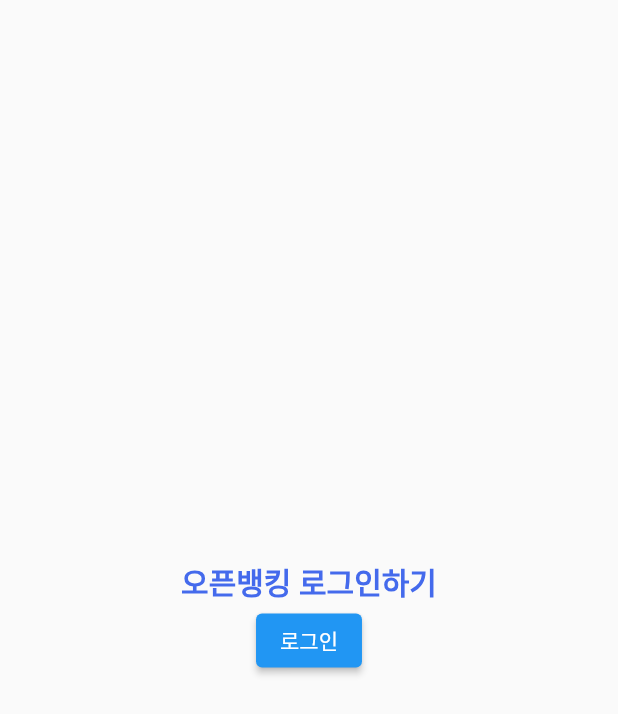
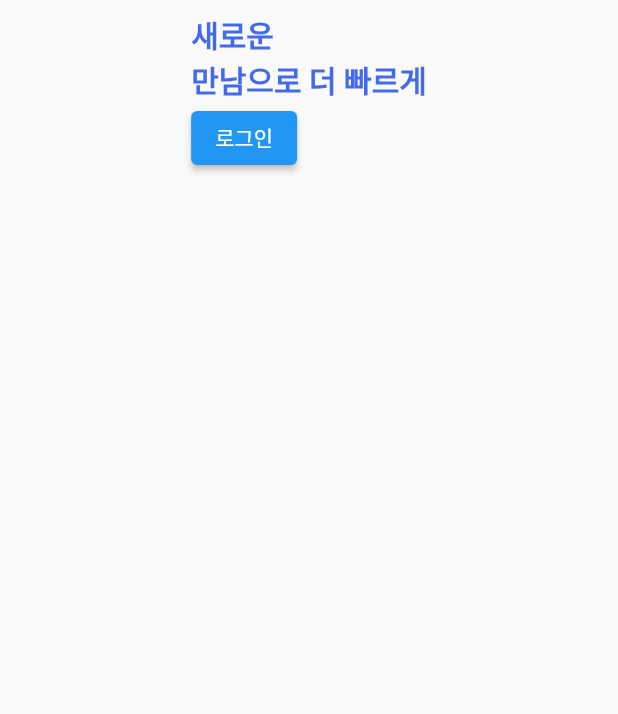
Before and after one commit to TAPTAP-TEAM/taptap, a Flutter app: the screen it shows after launch, on a phone screen of 412 x 824 dp. Shown: the top 714 px of the screen. Run offline on Flutter 3.47's test engine with Material 2 defaults, Android fonts, the phone set to English and light mode, and no system bars; our stand-ins replace flutter_secure_storage, get, webview_flutter; Roboto replaces fonts that are missing (Pretendard).

Commit message:
바꿨다 로그인 페이지 텍스트를

```diff
--- a/lib/app/modules/login/page.dart
+++ b/lib/app/modules/login/page.dart
@@ -17,11 +17,11 @@ class LoginPage extends StatelessWidget {
         padding: const EdgeInsets.all(8.0),
         child: Center(
           child: Column(
-            mainAxisAlignment: MainAxisAlignment.center,
-            crossAxisAlignment: CrossAxisAlignment.center,
+            mainAxisAlignment: MainAxisAlignment.start,
+            crossAxisAlignment: CrossAxisAlignment.start,
             children: [
               const Text(
-                "오픈뱅킹 로그인하기",
+                "새로운 \n만남으로 더 빠르게",
                 style: AppTextTheme.REGULAR,
               ),
               ElevatedButton(
```
